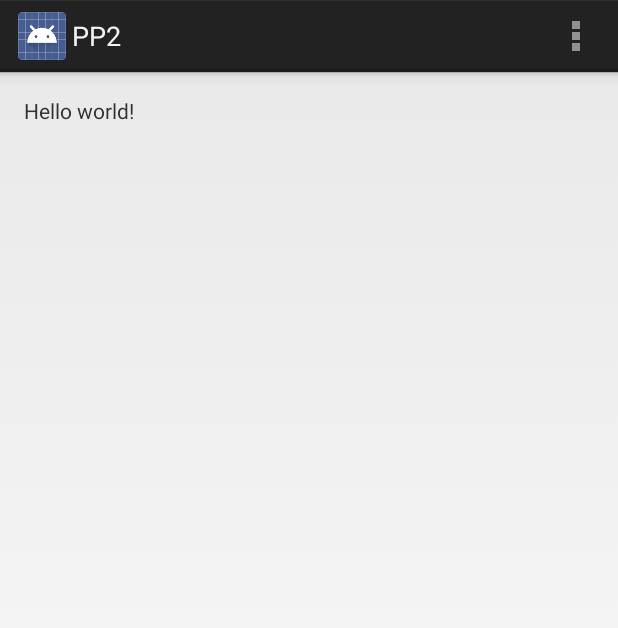
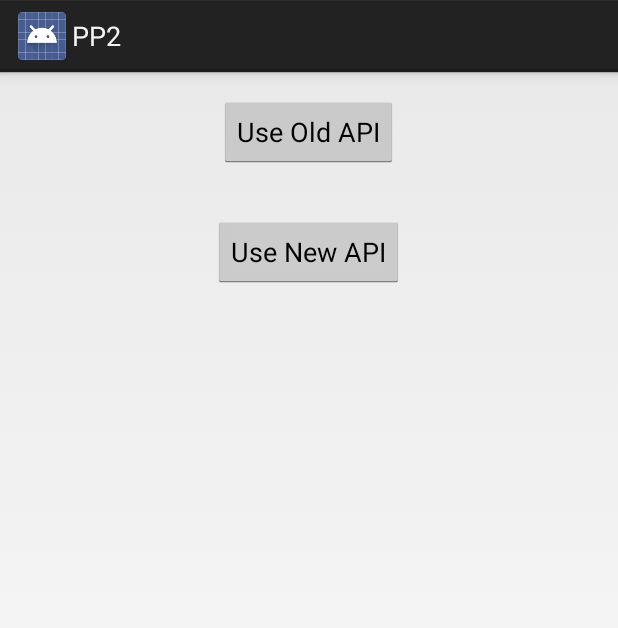
Before and after one commit to MortenBirk/PP2, an Android app: the screen it shows after launch (MainActivity), on a phone screen of 412 x 824 dp. Shown: the top 628 px of the screen. Run offline under Robolectric (Android 15) with nearby library versions, the light colour scheme and no system bars.

```diff
--- a/src/main/java/com/pp2/starlords/pp2/MainActivity.java
+++ b/src/main/java/com/pp2/starlords/pp2/MainActivity.java
@@ -10,6 +10,7 @@ import android.view.MenuItem;
 import android.view.View;
 import android.view.ViewGroup;
 import android.os.Build;
+import android.content.Intent;
 
 
 
@@ -26,24 +27,14 @@ public class MainActivity extends Activity {
         }
     }
 
-
-    @Override
-    public boolean onCreateOptionsMenu(Menu menu) {
-        // Inflate the menu; this adds items to the action bar if it is present.
-        getMenuInflater().inflate(R.menu.main, menu);
-        return true;
+    public void runOldAPI(View view) {
+        Intent intent = new Intent(this, OldAPIActivity.class);
+        startActivity(intent);
     }
 
-    @Override
-    public boolean onOptionsItemSelected(MenuItem item) {
-        // Handle action bar item clicks here. The action bar will
-        // automatically handle clicks on the Home/Up button, so long
-        // as you specify a parent activity in AndroidManifest.xml.
-        int id = item.getItemId();
-        if (id == R.id.action_settings) {
-            return true;
-        }
-        return super.onOptionsItemSelected(item);
+    public void runNewAPI(View view) {
+        Intent intent = new Intent(this, NewAPIActivity.class);
+        startActivity(intent);
     }
 
     /**
--- a/src/main/res/layout/fragment_main.xml
+++ b/src/main/res/layout/fragment_main.xml
@@ -1,16 +1,20 @@
-<RelativeLayout xmlns:android="http://schemas.android.com/apk/res/android"
+<LinearLayout xmlns:android="http://schemas.android.com/apk/res/android"
     xmlns:tools="http://schemas.android.com/tools"
     android:layout_width="match_parent"
     android:layout_height="match_parent"
-    android:paddingLeft="@dimen/activity_horizontal_margin"
-    android:paddingRight="@dimen/activity_horizontal_margin"
-    android:paddingTop="@dimen/activity_vertical_margin"
-    android:paddingBottom="@dimen/activity_vertical_margin"
-    tools:context=".MainActivity$PlaceholderFragment">
-
-    <TextView
-        android:text="@string/hello_world"
+    android:orientation="vertical" >
+    <Button
         android:layout_width="wrap_content"
-        android:layout_height="wrap_content" />
-
-</RelativeLayout>
+        android:layout_height="wrap_content"
+        android:layout_margin="@dimen/activity_vertical_margin"
+        android:text="@string/oldAPI_button"
+        android:layout_gravity="center_horizontal"
+        android:onClick="runOldAPI" />
+    <Button
+        android:layout_width="wrap_content"
+        android:layout_height="wrap_content"
+        android:layout_margin="@dimen/activity_vertical_margin"
+        android:text="@string/newAPI_button"
+        android:layout_gravity="center_horizontal"
+        android:onClick="runNewAPI" />
+</LinearLayout>
--- a/src/main/res/menu/main.xml
+++ b/src/main/res/menu/main.xml
@@ -1,8 +1,4 @@
 <menu xmlns:android="http://schemas.android.com/apk/res/android"
     xmlns:tools="http://schemas.android.com/tools"
     tools:context=".MainActivity" >
-    <item android:id="@+id/action_settings"
-        android:title="@string/action_settings"
-        android:orderInCategory="100"
-        android:showAsAction="never" />
 </menu>
--- a/src/main/res/values/strings.xml
+++ b/src/main/res/values/strings.xml
@@ -2,7 +2,11 @@
 <resources>
 
     <string name="app_name">PP2</string>
+    <string name="oldAPI_button">Use Old API</string>
+    <string name="newAPI_button">Use New API</string>
+    <string name="title_activity_old_api">OldActivity</string>
     <string name="hello_world">Hello world!</string>
     <string name="action_settings">Settings</string>
+    <string name="title_activity_new_api">NewAPIActivity</string>
 
 </resources>
```
Also changed, not shown: src/main/AndroidManifest.xml (+8 -0 lines), src/main/java/com/pp2/starlords/pp2/NewAPIActivity.java (added, +16 -0 lines), src/main/java/com/pp2/starlords/pp2/OldAPIActivity.java (added, +18 -0 lines), src/main/res/layout/activity_new_api.xml (added, +16 -0 lines), src/main/res/layout/activity_old_api.xml (added, +16 -0 lines), src/main/res/menu/new_api.xml (added, +8 -0 lines), src/main/res/menu/old_api.xml (added, +8 -0 lines).
